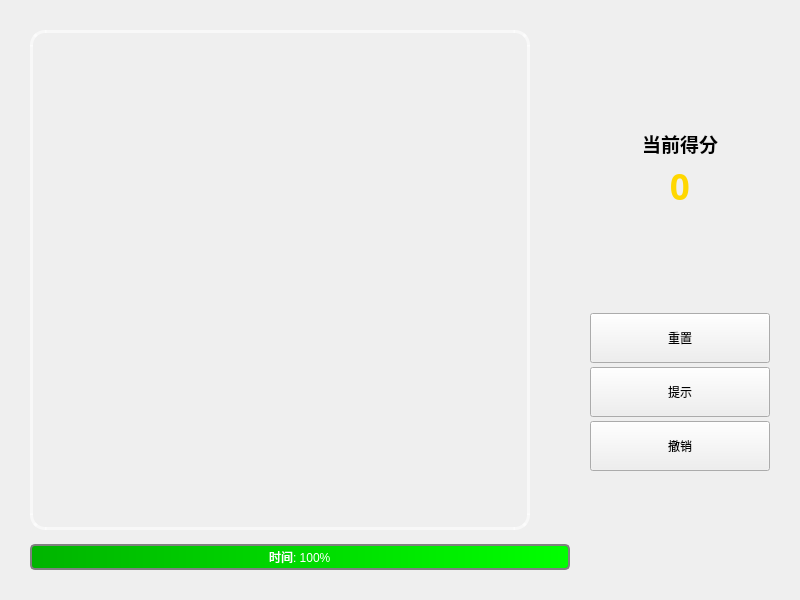
LiuYe716136/BegeweledGame, file src/view/GameWidget.ui: the form before one commit.
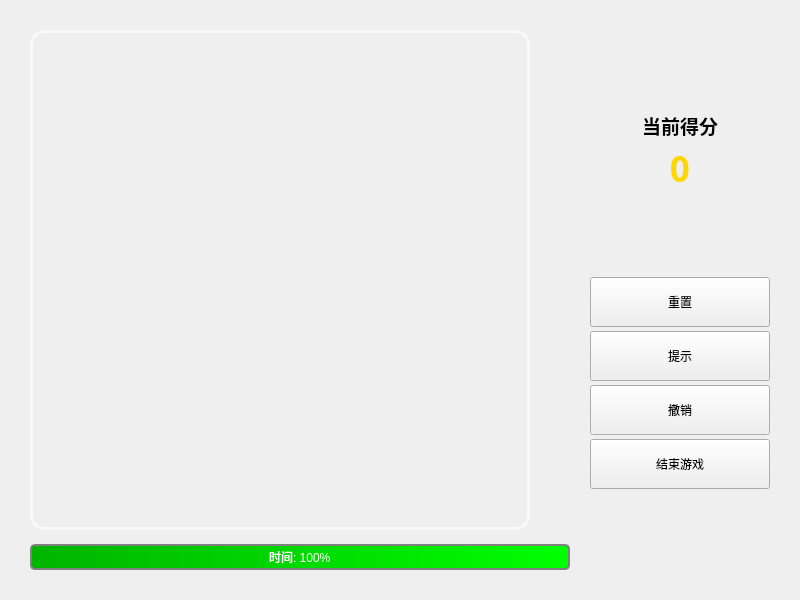
The form after the commit.

Patch:
```diff
--- a/src/view/GameWidget.ui
+++ b/src/view/GameWidget.ui
@@ -202,6 +202,19 @@
        </property>
       </widget>
      </item>
+     <item>
+      <widget class="QPushButton" name="btn_endGame">
+       <property name="minimumSize">
+        <size>
+         <width>0</width>
+         <height>50</height>
+        </size>
+       </property>
+       <property name="text">
+        <string>结束游戏</string>
+       </property>
+      </widget>
+     </item>
      <item>
       <spacer name="verticalSpacer_3">
        <property name="orientation">
```
